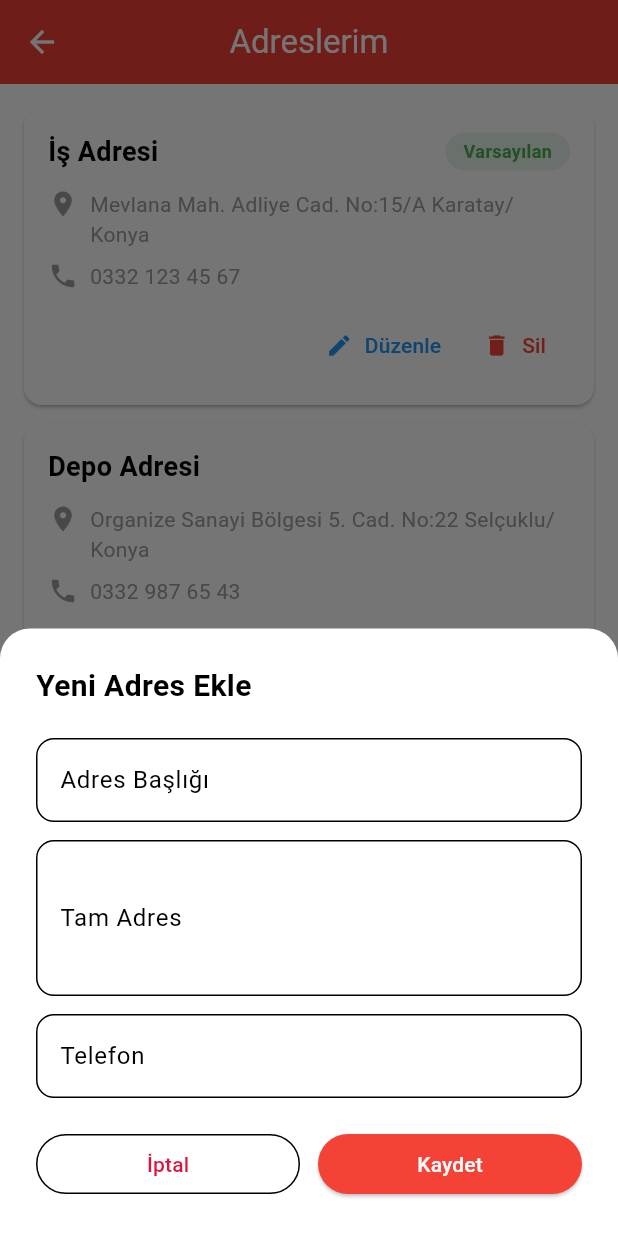
After one commit to MuhammedEbrar/kaptan-catering-mobile, a Flutter app: the AddressesScreen screen opened directly, after a tap on the "add" icon, on a phone screen of 412 x 824 dp. The commit adds this screen. Run offline on Flutter 3.47's test engine with Material 3 defaults, Android fonts, the light colour scheme and no system bars; our stand-ins replace dio, flutter_secure_storage, get_it, shared_preferences; accounts and stored records are empty.

Commit message:
feat: UI Phase tamamen tamamlandı - 13 sayfa hazır

```diff
--- /dev/null
+++ b/lib/presentation/screens/addresses/addresses_screen.dart
@@ -0,0 +1,324 @@
+import 'package:flutter/material.dart';
+
+class AddressesScreen extends StatefulWidget {
+  const AddressesScreen({Key? key}) : super(key: key);
+
+  @override
+  State<AddressesScreen> createState() => _AddressesScreenState();
+}
+
+class _AddressesScreenState extends State<AddressesScreen> {
+  // Mock adres verileri
+  final List<Map<String, dynamic>> _addresses = [
+    {
+      'title': 'İş Adresi',
+      'address': 'Mevlana Mah. Adliye Cad. No:15/A Karatay/Konya',
+      'phone': '0332 123 45 67',
+      'isDefault': true,
+    },
+    {
+      'title': 'Depo Adresi',
+      'address': 'Organize Sanayi Bölgesi 5. Cad. No:22 Selçuklu/Konya',
+      'phone': '0332 987 65 43',
+      'isDefault': false,
+    },
+  ];
+
+  @override
+  Widget build(BuildContext context) {
+    return Scaffold(
+      appBar: AppBar(
+        title: const Text('Adreslerim'),
+        backgroundColor: Colors.red,
+      ),
+      body: _addresses.isEmpty
+          ? _buildEmptyState()
+          : ListView.builder(
+              padding: const EdgeInsets.all(16),
+              itemCount: _addresses.length,
+              itemBuilder: (context, index) {
+                return _buildAddressCard(_addresses[index], index);
+              },
+            ),
+      floatingActionButton: FloatingActionButton(
+        onPressed: () {
+          _showAddAddressDialog();
+        },
+        backgroundColor: Colors.red,
+        child: const Icon(Icons.add, color: Colors.white),
+      ),
+    );
+  }
+
+  Widget _buildEmptyState() {
+    return Center(
+      child: Column(
+        mainAxisAlignment: MainAxisAlignment.center,
+        children: [
+          Icon(
+            Icons.location_off,
+            size: 100,
+            color: Colors.grey[300],
+          ),
+          const SizedBox(height: 16),
+          const Text(
+            'Henüz Adres Eklenmemiş',
+            style: TextStyle(
+              fontSize: 20,
+              fontWeight: FontWeight.bold,
+              color: Colors.grey,
+            ),
+          ),
+          const SizedBox(height: 8),
+          const Text(
+            'Teslimat için adres ekleyin',
+            style: TextStyle(color: Colors.grey),
+          ),
+          const SizedBox(height: 24),
+          ElevatedButton.icon(
+            onPressed: () {
+              _showAddAddressDialog();
+            },
+            icon: const Icon(Icons.add, color: Colors.white),
+            label: const Text(
+              'Adres Ekle',
+              style: TextStyle(color: Colors.white),
+            ),
+            style: ElevatedButton.styleFrom(
+              backgroundColor: Colors.red,
+              padding: const EdgeInsets.symmetric(horizontal: 32, vertical: 12),
+            ),
+          ),
+        ],
+      ),
+    );
+  }
+
+  Widget _buildAddressCard(Map<String, dynamic> address, int index) {
+    return Card(
+      margin: const EdgeInsets.only(bottom: 12),
+      child: Padding(
+        padding: const EdgeInsets.all(16),
+        child: Column(
+          crossAxisAlignment: CrossAxisAlignment.start,
+          children: [
+            Row(
+              children: [
+                Expanded(
+                  child: Text(
+                    address['title'],
+                    style: const TextStyle(
+                      fontSize: 18,
+                      fontWeight: FontWeight.bold,
+                    ),
+                  ),
+                ),
+                if (address['isDefault'])
+                  Container(
+                    padding: const EdgeInsets.symmetric(
+                      horizontal: 12,
+                      vertical: 4,
+                    ),
+                    decoration: BoxDecoration(
+                      color: Colors.green[50],
+                      borderRadius: BorderRadius.circular(20),
+                    ),
+                    child: const Text(
+                      'Varsayılan',
+                      style: TextStyle(
+                        color: Colors.green,
+                        fontSize: 12,
+                        fontWeight: FontWeight.bold,
+                      ),
+                    ),
+                  ),
+              ],
+            ),
+            const SizedBox(height: 12),
+            Row(
+              crossAxisAlignment: CrossAxisAlignment.start,
+              children: [
+                const Icon(Icons.location_on, color: Colors.grey, size: 20),
+                const SizedBox(width: 8),
+                Expanded(
+                  child: Text(
+                    address['address'],
+                    style: const TextStyle(color: Colors.grey),
+                  ),
+                ),
+              ],
+            ),
+            const SizedBox(height: 8),
+            Row(
+              children: [
+                const Icon(Icons.phone, color: Colors.grey, size: 20),
+                const SizedBox(width: 8),
+                Text(
+                  address['phone'],
+                  style: const TextStyle(color: Colors.grey),
+                ),
+              ],
+            ),
+            const SizedBox(height: 12),
+            Row(
+              mainAxisAlignment: MainAxisAlignment.end,
+              children: [
+                TextButton.icon(
+                  onPressed: () {
+                    _showEditAddressDialog(address, index);
+                  },
+                  icon: const Icon(Icons.edit, size: 18),
+                  label: const Text('Düzenle'),
+                  style: TextButton.styleFrom(foregroundColor: Colors.blue),
+                ),
+                TextButton.icon(
+                  onPressed: () {
+                    _showDeleteDialog(index);
+                  },
+                  icon: const Icon(Icons.delete, size: 18),
+                  label: const Text('Sil'),
+                  style: TextButton.styleFrom(foregroundColor: Colors.red),
+                ),
+              ],
+            ),
+          ],
+        ),
+      ),
+    );
+  }
+
+  void _showAddAddressDialog() {
+    showModalBottomSheet(
+      context: context,
+      isScrollControlled: true,
+      shape: const RoundedRectangleBorder(
+        borderRadius: BorderRadius.vertical(top: Radius.circular(20)),
+      ),
+      builder: (context) => Padding(
+        padding: EdgeInsets.only(
+          bottom: MediaQuery.of(context).viewInsets.bottom,
+        ),
+        child: Padding(
+          padding: const EdgeInsets.all(24),
+          child: Column(
+            mainAxisSize: MainAxisSize.min,
+            crossAxisAlignment: CrossAxisAlignment.start,
+            children: [
+              const Text(
+                'Yeni Adres Ekle',
+                style: TextStyle(
+                  fontSize: 20,
+                  fontWeight: FontWeight.bold,
+                ),
+              ),
+              const SizedBox(height: 20),
+              TextField(
+                decoration: InputDecoration(
+                  labelText: 'Adres Başlığı',
+                  border: OutlineInputBorder(
+                    borderRadius: BorderRadius.circular(12),
+                  ),
+                ),
+              ),
+              const SizedBox(height: 12),
+              TextField(
+                maxLines: 3,
+                decoration: InputDecoration(
+                  labelText: 'Tam Adres',
+                  border: OutlineInputBorder(
+                    borderRadius: BorderRadius.circular(12),
+                  ),
+                ),
+              ),
+              const SizedBox(height: 12),
+              TextField(
+                decoration: InputDecoration(
+                  labelText: 'Telefon',
+                  border: OutlineInputBorder(
+                    borderRadius: BorderRadius.circular(12),
+                  ),
+                ),
+              ),
+              const SizedBox(height: 20),
+              Row(
+                children: [
+                  Expanded(
+                    child: OutlinedButton(
+                      onPressed: () {
+                        Navigator.pop(context);
+                      },
+                      child: const Text('İptal'),
+                    ),
+                  ),
+                  const SizedBox(width: 12),
+                  Expanded(
+                    child: ElevatedButton(
+                      onPressed: () {
+                        Navigator.pop(context);
+                        ScaffoldMessenger.of(context).showSnackBar(
+                          const SnackBar(
+                            content: Text('Adres eklendi!'),
+                            backgroundColor: Colors.green,
+                          ),
+                        );
+                      },
+                      style: ElevatedButton.styleFrom(
+                        backgroundColor: Colors.red,
+                      ),
+                      child: const Text(
+                        'Kaydet',
+                        style: TextStyle(color: Colors.white),
+                      ),
+                    ),
+                  ),
+                ],
+              ),
+            ],
+          ),
+        ),
+      ),
+    );
+  }
+
+  void _showEditAddressDialog(Map<String, dynamic> address, int index) {
+    ScaffoldMessenger.of(context).showSnackBar(
+      const SnackBar(content: Text('Adres düzenleme yakında!')),
+    );
+  }
+
+  void _showDeleteDialog(int index) {
+    showDialog(
+      context: context,
+      builder: (context) => AlertDialog(
+        title: const Text('Adresi Sil'),
+        content: const Text('Bu adresi silmek istediğinize emin misiniz?'),
+        actions: [
+          TextButton(
+            onPressed: () {
+              Navigator.pop(context);
+            },
+            child: const Text('İptal'),
+          ),
+          TextButton(
+            onPressed: () {
+              setState(() {
+                _addresses.removeAt(index);
+              });
+              Navigator.pop(context);
+              ScaffoldMessenger.of(context).showSnackBar(
+                const SnackBar(
+                  content: Text('Adres silindi'),
+                  backgroundColor: Colors.red,
+                ),
+              );
+            },
+            child: const Text(
+              'Sil',
+              style: TextStyle(color: Colors.red),
+            ),
+          ),
+        ],
+      ),
+    );
+  }
+}
```
Also changed, not shown: lib/presentation/screens/favorites/favorites_screen.dart (added, +243 -0 lines), lib/presentation/screens/profile/profile_screen.dart (+22 -2 lines).
